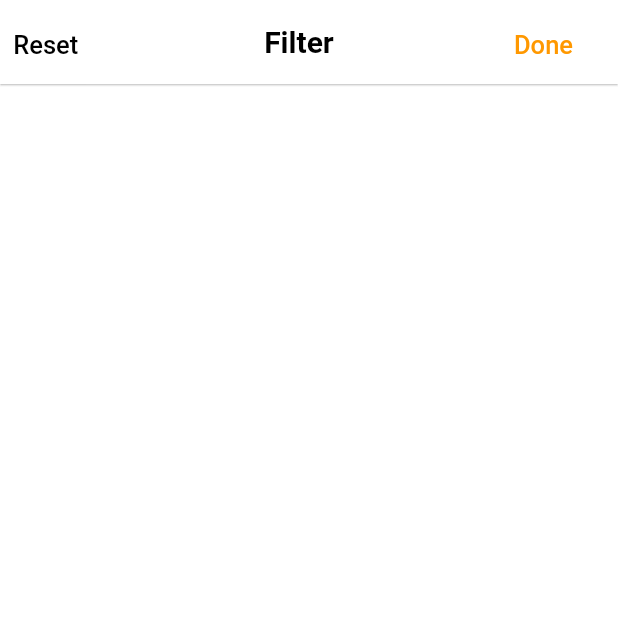
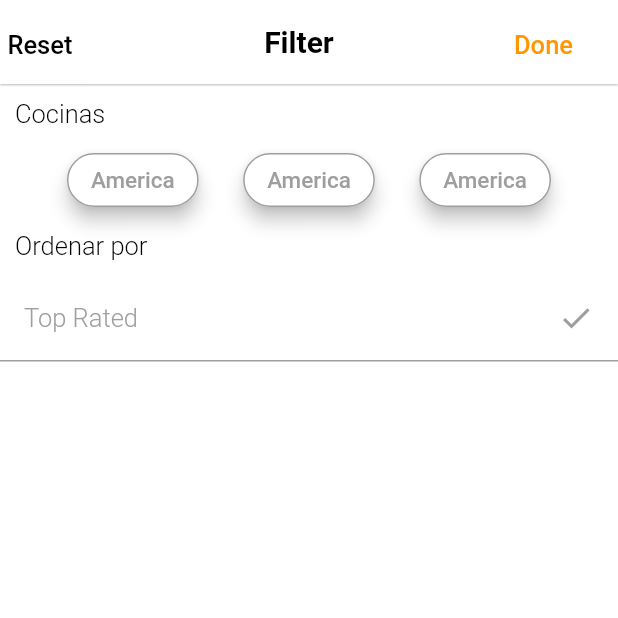
Before and after one commit to Mario-Fernando24/food_flutter_example_, a Flutter app: the FilterPage screen opened by its route, on a phone screen of 412 x 824 dp, the top half of it. Run offline on Flutter 3.47's test engine with Material 2 defaults, Android fonts, the phone set to English and light mode, and no system bars; our stand-ins replace flutter_swiper_null_safety.

Commit message:
agregar diseño del filtro

```diff
--- a/lib/src/features/presentation/commons_wiget/header_text.dart
+++ b/lib/src/features/presentation/commons_wiget/header_text.dart
@@ -2,7 +2,7 @@ import 'package:flutter/material.dart';
 
 Widget headerText(String text, Color color, fontWeight, double fontsize) {
   return Text(
-    text,textAlign: TextAlign.center,
+    text,textAlign: TextAlign.start,
     style: TextStyle(
         color:color, fontWeight: fontWeight, fontSize: fontsize),
   );
--- /dev/null
+++ b/lib/src/features/presentation/filter_page/View/custumsView/cuisiner_filters.dart
@@ -0,0 +1,60 @@
+import 'package:flutter/material.dart';
+
+class CuisinerFilter extends StatefulWidget {
+  const CuisinerFilter({super.key});
+
+  @override
+  State<CuisinerFilter> createState() => _CuisinerFilterState();
+}
+
+class _CuisinerFilterState extends State<CuisinerFilter> {
+  bool btnAmerican = false;
+  bool btnSushi = false;
+  bool btnAsia = false;
+  bool btnPizza = false;
+
+  bool btnDesserts = false;
+  bool btnFastFood = false;
+  bool btnVietnamese = false;
+
+  @override
+  Widget build(BuildContext context) {
+    return Column(
+      children: [
+        Row(
+          mainAxisAlignment: MainAxisAlignment.spaceEvenly,
+          children: [
+            _roundedButtonFilter(() {
+              print('marrrrrrrrrrrrrrr');
+               setState(() { btnAmerican = !btnAmerican; }); }, btnAmerican, 'America'),
+            _roundedButtonFilter(() { setState(() { btnAmerican = !btnAmerican; }); }, btnAmerican, 'America'),
+            _roundedButtonFilter(() { setState(() { btnAmerican = !btnAmerican; }); }, btnAmerican, 'America'),
+
+          ],
+        )
+      ],
+    );
+  }
+
+
+
+Widget _roundedButtonFilter(Function func, bool isActive, String labelText) {
+  return ElevatedButton(
+      onPressed: () => func,
+      style: ButtonStyle(
+        elevation: MaterialStateProperty.all(5.0),
+        backgroundColor: MaterialStateProperty.all(
+            Colors.white), // Set the background color to blue
+        shape: MaterialStateProperty.all<RoundedRectangleBorder>(
+          RoundedRectangleBorder(
+            borderRadius: BorderRadius.circular(30.0),
+            side: BorderSide(color: isActive ? Colors.orange : Colors.grey),
+          ),
+        ),
+      ),
+      child: Text(labelText,
+          style: TextStyle(
+              color: isActive ? Colors.orange : Colors.grey, fontSize: 15.0)));
+}
+
+}
--- /dev/null
+++ b/lib/src/features/presentation/filter_page/View/custumsView/list_title_checked.dart
@@ -0,0 +1,37 @@
+import 'package:flutter/material.dart';
+import 'package:food_mvvm/src/features/presentation/commons_wiget/header_text.dart';
+
+class ListTitleChecked extends StatefulWidget {
+  const ListTitleChecked({super.key});
+
+  @override
+  State<ListTitleChecked> createState() => _ListTitleCheckedState();
+}
+
+class _ListTitleCheckedState extends State<ListTitleChecked> {
+  @override
+  Widget build(BuildContext context) {
+    return Column(
+      children: [
+         listTitle(texto: 'Top Rated', functio: (){}, isActive: false)
+      ],
+    );
+  }
+
+  Widget listTitle({texto= String, functio = Function, isActive= bool}){
+    return Container(
+      decoration: const BoxDecoration(
+        border: Border(
+          bottom: BorderSide(
+            color: Colors.grey
+          )
+        )
+      ),
+      child: ListTile(
+        onTap: functio,
+        title: headerText(texto,isActive? Colors.orange: Colors.grey, FontWeight.w300, 17.0),
+        trailing: Icon(Icons.check, color: isActive?Colors.orange : Colors.grey),
+      ),
+    );
+  }
+}
--- a/lib/src/features/presentation/filter_page/View/filter_page.dart
+++ b/lib/src/features/presentation/filter_page/View/filter_page.dart
@@ -1,5 +1,7 @@
 import 'package:flutter/material.dart';
 import 'package:food_mvvm/src/features/presentation/commons_wiget/header_text.dart';
+import 'package:food_mvvm/src/features/presentation/filter_page/View/custumsView/cuisiner_filters.dart';
+import 'package:food_mvvm/src/features/presentation/filter_page/View/custumsView/list_title_checked.dart';
 
 class FilterPage extends StatefulWidget {
   const FilterPage({super.key});
@@ -12,30 +14,51 @@ class _FilterPageState extends State<FilterPage> {
   @override
   Widget build(BuildContext context) {
     return Scaffold(
-      appBar: appBarr(context)
+      appBar: appBarr(context),
+      body: CustomScrollView(slivers: <Widget>[
+        SliverList(
+            delegate: SliverChildListDelegate([
+          Container(
+              alignment: Alignment.centerLeft,
+              margin: EdgeInsets.only(top: 10.0, bottom: 10.0, left: 10.0),
+              child:
+                  headerText("Cocinas", Colors.black, FontWeight.w300, 17.0)),
+          Container(
+            padding: EdgeInsets.symmetric(horizontal: 15.0),
+            child: CuisinerFilter(),
+          ),
+          Container(
+              alignment: Alignment.centerLeft,
+              margin: EdgeInsets.only(top: 10.0, bottom: 10.0, left: 10.0),
+              child: headerText(
+                  "Ordenar por", Colors.black, FontWeight.w300, 17.0)),
+          Container(
+              child: ListTitleChecked()),
+        ]))
+      ]),
     );
   }
 }
 
- appBarr(BuildContext context){
+appBarr(BuildContext context) {
   return AppBar(
     elevation: 0.5,
     backgroundColor: Colors.white,
     title: Center(
       child: Container(
-        child: headerText("Filter", Colors.black, FontWeight.w600, 20)),
+          child: headerText("Filter", Colors.black, FontWeight.w600, 20)),
     ),
     leading: Container(
-      padding: EdgeInsets.only(top: 20, left: 5.0),
-      child: headerText("Reset", Colors.black, FontWeight.w500, 17)),
+        padding: EdgeInsets.only(top: 20, left: 5.0),
+        child: headerText("Reset", Colors.black, FontWeight.w500, 17)),
     actions: [
       GestureDetector(
-        onTap: (){
+        onTap: () {
           Navigator.pop(context);
         },
         child: Container(
-        padding: EdgeInsets.only(top: 20, right: 30),
-        child: headerText("Done", Colors.orange, FontWeight.w500, 17)),
+            padding: EdgeInsets.only(top: 20, right: 30),
+            child: headerText("Done", Colors.orange, FontWeight.w500, 17)),
       )
     ],
   );
```
